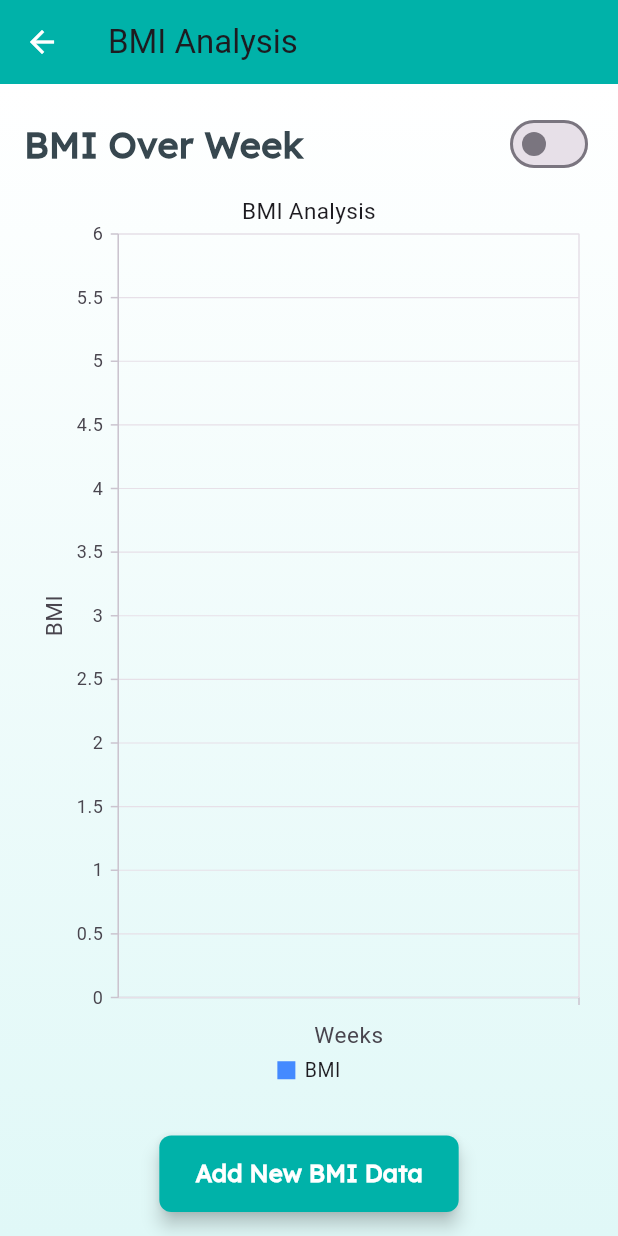
After one commit to hashanwijemanna/NutriMob, a Flutter app: the BMIAnalysisPage screen opened directly, on a phone screen of 412 x 824 dp. The commit adds this screen. Run offline on Flutter 3.47's test engine with Material 3 defaults, Android fonts, the phone set to English and light mode, and no system bars; our stand-ins replace cloud_firestore, firebase_auth, firebase_core, firebase_database, google_fonts, google_sign_in and 1 more; accounts and stored records are empty.

Commit message:
New Patch
patch Update

```diff
--- /dev/null
+++ b/nutri_mob/lib/BMIA.dart
@@ -0,0 +1,149 @@
+import 'package:flutter/material.dart';
+import 'package:syncfusion_flutter_charts/charts.dart';
+import 'package:firebase_auth/firebase_auth.dart';
+import 'package:firebase_database/firebase_database.dart';
+import 'BMI CAL.dart';
+
+
+class BMIAnalysisPage extends StatefulWidget {
+  @override
+  _BMIAnalysisPageState createState() => _BMIAnalysisPageState();
+}
+
+class _BMIAnalysisPageState extends State<BMIAnalysisPage> {
+  final FirebaseAuth _auth = FirebaseAuth.instance;
+  final FirebaseDatabase _database = FirebaseDatabase.instance;
+  List<_BMIData> bmiData = [];
+  bool isMonthly = false;
+
+  @override
+  void initState() {
+    super.initState();
+    _loadBMIData();
+  }
+
+  Future<void> _loadBMIData() async {
+    User? user = _auth.currentUser;
+    if (user != null) {
+      DatabaseReference ref = _database.ref("users/${user.uid}/bioData");
+      DataSnapshot snapshot = await ref.get();
+
+      if (snapshot.exists) {
+        Map<dynamic, dynamic> data = snapshot.value as Map;
+        setState(() {
+          bmiData = [
+            _BMIData('Week 1', double.parse(data['bmi'])),
+            // Add more data points for subsequent weeks or months
+          ];
+        });
+      }
+    }
+  }
+
+  @override
+  Widget build(BuildContext context) {
+    return Scaffold(
+      appBar: AppBar(
+        title: const Text('BMI Analysis'),
+        backgroundColor: Color(0xFF00B2A9), // Sea light blue
+        iconTheme: const IconThemeData(color: Colors.white),
+      ),
+      body: Container(
+        decoration: BoxDecoration(
+          gradient: LinearGradient(
+            colors: [Colors.white, Color(0xFFE0F8F7)],
+            begin: Alignment.topCenter,
+            end: Alignment.bottomCenter,
+          ),
+        ),
+        padding: const EdgeInsets.all(16.0),
+        child: Column(
+          children: [
+            // Switch between Weekly and Monthly Data
+            Row(
+              mainAxisAlignment: MainAxisAlignment.spaceBetween,
+              children: [
+                Text(
+                  'BMI Over ${isMonthly ? 'Month' : 'Week'}',
+                  style: TextStyle(
+                    fontSize: 24,
+                    fontWeight: FontWeight.bold,
+                    color: Colors.blueGrey.shade800,
+                    fontFamily: 'Lexend',
+                  ),
+                ),
+                Switch(
+                  value: isMonthly,
+                  onChanged: (value) {
+                    setState(() {
+                      isMonthly = value;
+                      // Reload data if necessary
+                      _loadBMIData();
+                    });
+                  },
+                ),
+              ],
+            ),
+            Expanded(
+              child: SfCartesianChart(
+                title: ChartTitle(text: 'BMI Analysis'),
+                legend: Legend(isVisible: true),
+                tooltipBehavior: TooltipBehavior(enable: true),
+                series: <ChartSeries>[
+                  LineSeries<_BMIData, String>(
+                    dataSource: bmiData,
+                    xValueMapper: (_BMIData data, _) => data.timePeriod,
+                    yValueMapper: (_BMIData data, _) => data.bmi,
+                    name: 'BMI',
+                    dataLabelSettings: DataLabelSettings(isVisible: true),
+                    color: Colors.blueAccent,
+                  ),
+                ],
+                primaryXAxis: CategoryAxis(
+                  title: AxisTitle(text: isMonthly ? 'Months' : 'Weeks'),
+                ),
+                primaryYAxis: NumericAxis(
+                  edgeLabelPlacement: EdgeLabelPlacement.shift,
+                  title: AxisTitle(text: 'BMI'),
+                ),
+              ),
+            ),
+            SizedBox(height: 20),
+            ElevatedButton(
+              onPressed: () async {
+                // Navigate to the BMICalculater page for a new entry
+                Navigator.push(
+                  context,
+                  MaterialPageRoute(builder: (context) => BMICalculater()),
+                );
+              },
+              style: ElevatedButton.styleFrom(
+                foregroundColor: Colors.white, backgroundColor: Color(0xFF00B2A9),
+                padding: EdgeInsets.symmetric(vertical: 14.0, horizontal: 24.0),
+                shape: RoundedRectangleBorder(
+                  borderRadius: BorderRadius.circular(8.0),
+                ),
+                elevation: 5,
+              ),
+              child: Text(
+                'Add New BMI Data',
+                style: TextStyle(
+                  fontSize: 16,
+                  fontWeight: FontWeight.bold,
+                  fontFamily: 'Lexend',
+                ),
+              ),
+            ),
+          ],
+        ),
+      ),
+    );
+  }
+}
+
+class _BMIData {
+  _BMIData(this.timePeriod, this.bmi);
+
+  final String timePeriod; // Change from 'week' to 'timePeriod' to support months
+  final double bmi;
+}
--- a/nutri_mob/lib/LoginSignup/Widget/button.dart
+++ b/nutri_mob/lib/LoginSignup/Widget/button.dart
@@ -5,14 +5,14 @@ class MyButton extends StatelessWidget {
   final VoidCallback onTap;
   final String text;
   final bool isLoading;
-  final Gradient? gradient; // Add this line
+  final Gradient? gradient;
 
   const MyButton({
     Key? key,
     required this.onTap,
     required this.text,
     this.isLoading = false,
-    this.gradient, // Add this line
+    this.gradient,
   }) : super(key: key);
 
   @override
@@ -25,6 +25,7 @@ class MyButton extends StatelessWidget {
         decoration: BoxDecoration(
           gradient: gradient ?? const LinearGradient(colors: [Colors.blue, Colors.lightBlueAccent]),
           borderRadius: BorderRadius.circular(12),
+          color: gradient == null ? Colors.blue : null, // Ensures backgroundColor is set when gradient is null
         ),
         alignment: Alignment.center,
         child: isLoading
--- a/nutri_mob/pubspec.yaml
+++ b/nutri_mob/pubspec.yaml
@@ -33,6 +33,7 @@ dependencies:
   firebase_core: ^2.14.0
   firebase_auth: ^4.20.0
   firebase_database: ^10.0.6
+  syncfusion_flutter_charts: ^20.3.44
 
 
   # The following adds the Cupertino Icons font to your application.
```
Also changed, not shown: nutri_mob/lib/DietPlan.dart (added, +128 -0 lines), nutri_mob/lib/LoginSignup/Widget/text_field.dart (+28 -5 lines), nutri_mob/lib/Notifications.dart (added, +87 -0 lines), nutri_mob/lib/home.dart (+29 -11 lines), nutri_mob/pubspec.lock.
